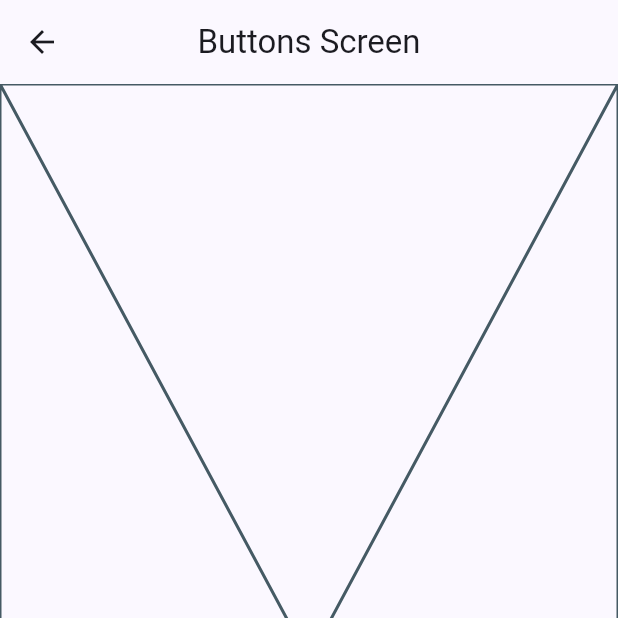
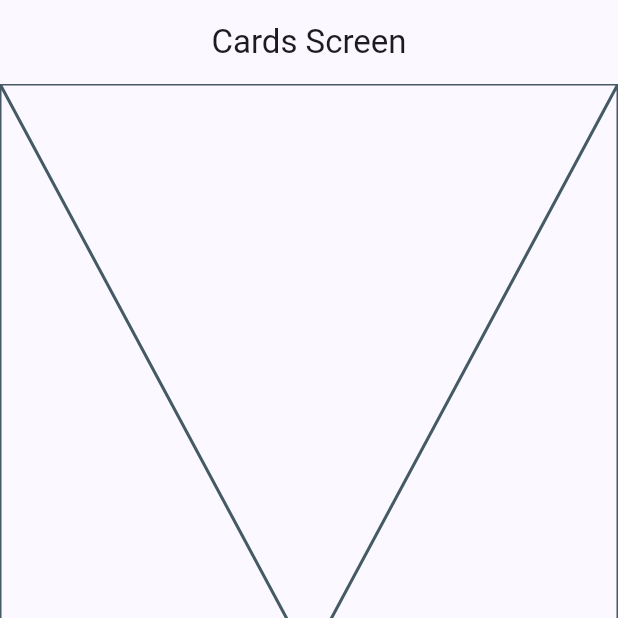
Before and after one commit to FisgHS/widgets_app, a Flutter app: the CardsScreen screen opened by its route, on a phone screen of 412 x 824 dp, the top half of it. Run offline on Flutter 3.47's test engine with Material 3 defaults, Android fonts, the phone set to English and light mode, and no system bars; our stand-ins replace go_router.

Commit message:
go_router configuration

```diff
--- /dev/null
+++ b/lib/config/router/app_router.dart
@@ -0,0 +1,25 @@
+import 'package:go_router/go_router.dart';
+import 'package:widgets_app/presentation/screens/screens.dart';
+
+// GoRouter configuration
+final appRouter = GoRouter(
+  initialLocation: '/',
+  routes: [
+
+    GoRoute(
+      path: '/',
+      builder: (context, state) => const HomeScreen(),
+    ),
+
+    GoRoute(
+      path: '/buttons',
+      builder: (context, state) => const ButtonsScreen(),
+    ),
+
+    GoRoute(
+      path: '/cards',
+      builder: (context, state) => const CardsScreen(),
+    ),
+
+  ],
+);
--- a/lib/presentation/screens/cards/cards_screen.dart
+++ b/lib/presentation/screens/cards/cards_screen.dart
@@ -7,7 +7,7 @@ class CardsScreen extends StatelessWidget {
   Widget build(BuildContext context) {
     return Scaffold(
       appBar: AppBar(
-        title: const Text('Buttons Screen'),
+        title: const Text('Cards Screen'),
       ),
       body: const Placeholder(),
     );
--- a/lib/presentation/screens/home/home_screen.dart
+++ b/lib/presentation/screens/home/home_screen.dart
@@ -1,4 +1,5 @@
 import 'package:flutter/material.dart';
+import 'package:go_router/go_router.dart';
 import 'package:widgets_app/config/menu/menu_items.dart';
 import 'package:widgets_app/presentation/screens/buttons/buttons_screen.dart';
 
@@ -59,7 +60,9 @@ class _CustomListTile extends StatelessWidget {
         //    )
         //);
 
-        Navigator.pushNamed(context, menuItem.link);
+        //Navigator.pushNamed(context, menuItem.link);
+
+        context.push( menuItem.link );
 
       },
     );
--- /dev/null
+++ b/lib/presentation/screens/screens.dart
@@ -0,0 +1,3 @@
+export 'package:widgets_app/presentation/screens/buttons/buttons_screen.dart';
+export 'package:widgets_app/presentation/screens/cards/cards_screen.dart';
+export 'package:widgets_app/presentation/screens/home/home_screen.dart';
--- a/pubspec.yaml
+++ b/pubspec.yaml
@@ -9,11 +9,12 @@ environment:
 dependencies:
   flutter:
     sdk: flutter
+  go_router: ^13.2.0
 
 dev_dependencies:
+  flutter_lints: ^2.0.0
   flutter_test:
     sdk: flutter
-  flutter_lints: ^2.0.0
 
 flutter:
   uses-material-design: true
```
Also changed, not shown: lib/main.dart (+3 -9 lines), pubspec.lock.
